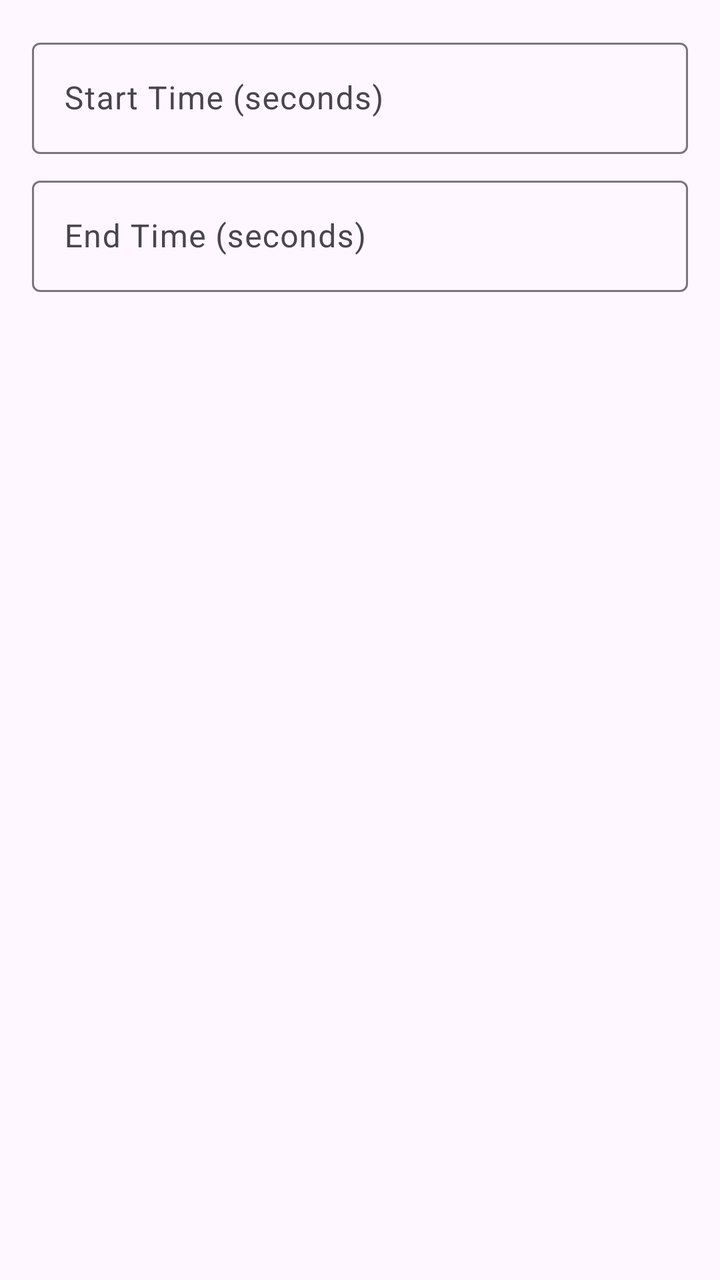
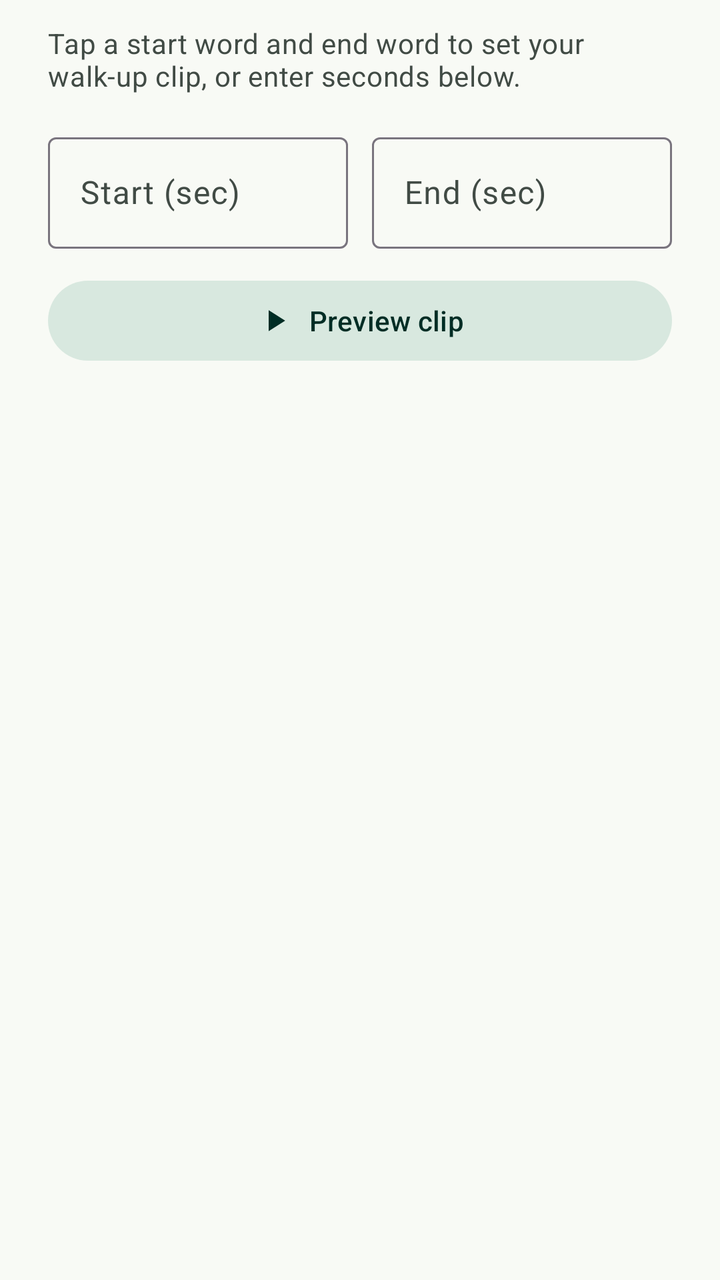

Compare the two renders of this Android layout. The source of the first and the diff that turns it into the second are given below.
<!-- AndroidManifest.xml: application theme Theme.WalkupSong -->
<!-- res/layout/dialog_time_selection.xml -->
<?xml version="1.0" encoding="utf-8"?>
<LinearLayout xmlns:android="http://schemas.android.com/apk/res/android"
    android:layout_width="match_parent"
    android:layout_height="wrap_content"
    android:orientation="vertical"
    android:padding="16dp">

    <com.google.android.material.textfield.TextInputLayout
        android:id="@+id/textFieldStartTime"
        style="@style/Widget.Material3.TextInputLayout.OutlinedBox"
        android:layout_width="match_parent"
        android:layout_height="wrap_content"
        android:hint="Start Time (seconds)">

        <com.google.android.material.textfield.TextInputEditText
            android:id="@+id/editTextStartTime"
            android:layout_width="match_parent"
            android:layout_height="wrap_content"
            android:inputType="number" />
    </com.google.android.material.textfield.TextInputLayout>

    <com.google.android.material.textfield.TextInputLayout
        android:id="@+id/textFieldEndTime"
        style="@style/Widget.Material3.TextInputLayout.OutlinedBox"
        android:layout_width="match_parent"
        android:layout_height="wrap_content"
        android:layout_marginTop="8dp"
        android:hint="End Time (seconds)">

        <com.google.android.material.textfield.TextInputEditText
            android:id="@+id/editTextEndTime"
            android:layout_width="match_parent"
            android:layout_height="wrap_content"
            android:inputType="number" />
    </com.google.android.material.textfield.TextInputLayout>

</LinearLayout>
<!-- resources referenced by this layout -->
<resources>
  <style name="Theme.WalkupSong" parent="Theme.Material3.DayNight.NoActionBar">
          
          
      </style>
</resources>

<!-- the commit's change to res/layout/dialog_time_selection.xml (unified diff, before → after) -->
@@ -1,37 +1,93 @@
 <?xml version="1.0" encoding="utf-8"?>
-<LinearLayout xmlns:android="http://schemas.android.com/apk/res/android"
+<androidx.core.widget.NestedScrollView xmlns:android="http://schemas.android.com/apk/res/android"
+    xmlns:app="http://schemas.android.com/apk/res-auto"
     android:layout_width="match_parent"
     android:layout_height="wrap_content"
-    android:orientation="vertical"
-    android:padding="16dp">
+    android:fillViewport="true">
 
-    <com.google.android.material.textfield.TextInputLayout
-        android:id="@+id/textFieldStartTime"
-        style="@style/Widget.Material3.TextInputLayout.OutlinedBox"
+    <LinearLayout
         android:layout_width="match_parent"
         android:layout_height="wrap_content"
-        android:hint="Start Time (seconds)">
+        android:orientation="vertical"
+        android:paddingStart="24dp"
+        android:paddingTop="12dp"
+        android:paddingEnd="24dp"
+        android:paddingBottom="8dp">
 
-        <com.google.android.material.textfield.TextInputEditText
-            android:id="@+id/editTextStartTime"
+        <TextView
+            android:id="@+id/textViewClipPrompt"
             android:layout_width="match_parent"
             android:layout_height="wrap_content"
-            android:inputType="number" />
-    </com.google.android.material.textfield.TextInputLayout>
+            android:text="@string/transcript_hint"
+            android:textAppearance="?attr/textAppearanceBodyMedium"
+            android:textColor="?attr/colorOnSurfaceVariant" />
 
-    <com.google.android.material.textfield.TextInputLayout
-        android:id="@+id/textFieldEndTime"
-        style="@style/Widget.Material3.TextInputLayout.OutlinedBox"
-        android:layout_width="match_parent"
-        android:layout_height="wrap_content"
-        android:layout_marginTop="8dp"
-        android:hint="End Time (seconds)">
-
-        <com.google.android.material.textfield.TextInputEditText
-            android:id="@+id/editTextEndTime"
+        <com.google.android.material.progressindicator.LinearProgressIndicator
+            android:id="@+id/transcribeProgress"
             android:layout_width="match_parent"
             android:layout_height="wrap_content"
-            android:inputType="number" />
-    </com.google.android.material.textfield.TextInputLayout>
+            android:layout_marginTop="12dp"
+            android:indeterminate="true"
+            android:visibility="gone"
+            app:trackCornerRadius="4dp"
+            app:trackThickness="4dp" />
 
-</LinearLayout>
+        <com.google.android.material.chip.ChipGroup
+            android:id="@+id/chipGroupWords"
+            android:layout_width="match_parent"
+            android:layout_height="wrap_content"
+            android:layout_marginTop="12dp"
+            android:visibility="gone"
+            app:chipSpacingHorizontal="6dp"
+            app:chipSpacingVertical="6dp" />
+
+        <LinearLayout
+            android:layout_width="match_parent"
+            android:layout_height="wrap_content"
+            android:layout_marginTop="16dp"
+            android:baselineAligned="false"
+            android:orientation="horizontal">
+
+            <com.google.android.material.textfield.TextInputLayout
+                android:id="@+id/textFieldStartTime"
+                style="@style/Widget.Material3.TextInputLayout.OutlinedBox"
+                android:layout_width="0dp"
+                android:layout_height="wrap_content"
+                android:layout_weight="1"
+                android:hint="@string/start_seconds">
+
+                <com.google.android.material.textfield.TextInputEditText
+                    android:id="@+id/editTextStartTime"
+                    android:layout_width="match_parent"
+                    android:layout_height="wrap_content"
+                    android:inputType="number" />
+            </com.google.android.material.textfield.TextInputLayout>
+
+            <com.google.android.material.textfield.TextInputLayout
+                android:id="@+id/textFieldEndTime"
+                style="@style/Widget.Material3.TextInputLayout.OutlinedBox"
+                android:layout_width="0dp"
+                android:layout_height="wrap_content"
+                android:layout_marginStart="12dp"
+                android:layout_weight="1"
+                android:hint="@string/end_seconds">
+
+                <com.google.android.material.textfield.TextInputEditText
+                    android:id="@+id/editTextEndTime"
+                    android:layout_width="match_parent"
+                    android:layout_height="wrap_content"
+                    android:inputType="number" />
+            </com.google.android.material.textfield.TextInputLayout>
+        </LinearLayout>
+
+        <com.google.android.material.button.MaterialButton
+            android:id="@+id/buttonPreviewClip"
+            style="@style/Widget.Material3.Button.TonalButton"
+            android:layout_width="match_parent"
+            android:layout_height="wrap_content"
+            android:layout_marginTop="12dp"
+            android:text="@string/preview_clip"
+            app:icon="@drawable/ic_play"
+            app:iconGravity="textStart" />
+    </LinearLayout>
+</androidx.core.widget.NestedScrollView>
<!-- resource entries referenced after the edit -->
@@ -1,8 +1,52 @@
 <!-- resources referenced by this layout -->
 <resources>
-  <style name="Theme.WalkupSong" parent="Theme.Material3.DayNight.NoActionBar">
-          
-          
+  <!-- drawable ic_play (drawable) -->
+  <vector xmlns:android="http://schemas.android.com/apk/res/android" android:width="24dp" android:height="24dp" android:viewportWidth="24" android:viewportHeight="24">
+      <path android:fillColor="#FF000000" android:pathData="M8,5v14l11,-7z" />
+  </vector>
+  <string name="end_seconds">End (sec)</string>
+  <string name="preview_clip">Preview clip</string>
+  <string name="start_seconds">Start (sec)</string>
+  <string name="transcript_hint">Tap a start word and end word to set your walk-up clip, or enter seconds below.</string>
+  <style name="Theme.WalkupSong" parent="Base.Theme.WalkupSong">
+          <item name="android:statusBarColor">#101B16</item>
+          <item name="android:navigationBarColor">#101B16</item>
+      </style>
+  <style name="Base.Theme.WalkupSong" parent="Theme.Material3.DayNight.NoActionBar">
+          <item name="colorPrimary">@color/primary</item>
+          <item name="colorOnPrimary">@color/on_primary</item>
+          <item name="colorPrimaryContainer">@color/primary_container</item>
+          <item name="colorOnPrimaryContainer">@color/on_primary_container</item>
+          <item name="colorSecondaryContainer">@color/secondary_container</item>
+          <item name="colorOnSecondaryContainer">@color/on_primary_container</item>
+          <item name="colorSurface">@color/surface</item>
+          <item name="colorOnSurface">@color/on_surface</item>
+          <item name="colorSurfaceVariant">@color/surface_variant</item>
+          <item name="colorOnSurfaceVariant">@color/on_surface_variant</item>
+          <item name="android:colorBackground">@color/surface</item>
+          <item name="android:statusBarColor">@color/surface</item>
+          <item name="android:navigationBarColor">@color/surface</item>
+          <item name="shapeAppearanceSmallComponent">@style/Shape.Walkup.Small</item>
+          <item name="shapeAppearanceMediumComponent">@style/Shape.Walkup.Medium</item>
+          <item name="shapeAppearanceLargeComponent">@style/Shape.Walkup.Large</item>
+      </style>
+  <color name="primary">#006B5D</color>
+  <color name="on_primary">#FFFFFF</color>
+  <color name="primary_container">#B6F2DE</color>
+  <color name="on_primary_container">#002D25</color>
+  <color name="secondary_container">#D8E8DF</color>
+  <color name="surface">#F8FAF5</color>
+  <color name="on_surface">#17201C</color>
+  <color name="surface_variant">#E7EDE6</color>
+  <color name="on_surface_variant">#414B45</color>
+  <style name="Shape.Walkup.Small" parent="ShapeAppearance.Material3.Corner.Small">
+          <item name="cornerSize">16dp</item>
+      </style>
+  <style name="Shape.Walkup.Medium" parent="ShapeAppearance.Material3.Corner.Medium">
+          <item name="cornerSize">24dp</item>
+      </style>
+  <style name="Shape.Walkup.Large" parent="ShapeAppearance.Material3.Corner.Large">
+          <item name="cornerSize">32dp</item>
       </style>
 </resources>
 
